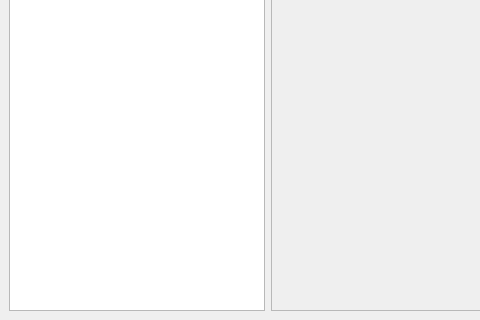
Above: mainwindow.ui from black-sliver/SoETilesViewer before the change; both pictures show x 0 to 480 and y 280 to 600 of the 800 by 600 pixel window. Below: the same form after it.
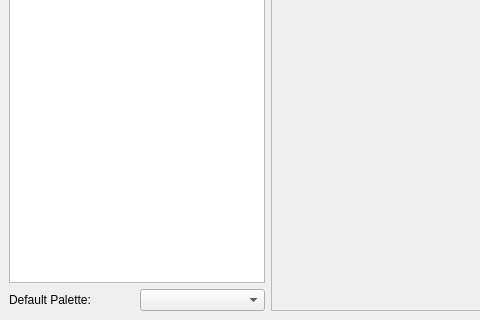
That is the form after the change. Icons and pictures are not drawn. Custom widgets are drawn as their Qt base class.

Commit message: add support for import/export and some palettes

The edit to the form file:
```diff
--- a/mainwindow.ui
+++ b/mainwindow.ui
@@ -53,6 +53,20 @@
         </property>
        </widget>
       </item>
+      <item>
+       <layout class="QHBoxLayout" name="horizontalLayout_2">
+        <item>
+         <widget class="QLabel" name="lblDefaultColorMap">
+          <property name="text">
+           <string>Default Palette:</string>
+          </property>
+         </widget>
+        </item>
+        <item>
+         <widget class="QComboBox" name="cbxDefaultColorMap"/>
+        </item>
+       </layout>
+      </item>
      </layout>
     </item>
     <item>
```
Left out of the diff: 6 changed lines with no effect on the pictures. The commit also changes 8 other files.
